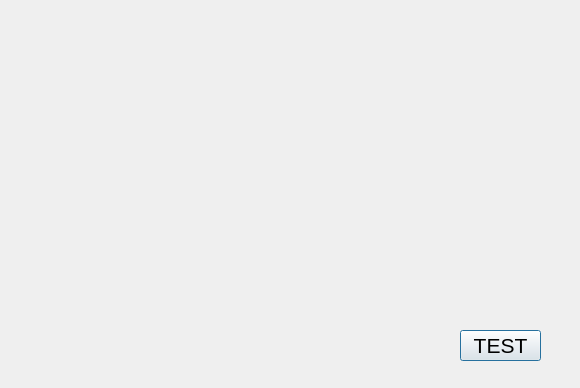
This is bank-automat/accountview.ui in 25kmo-project/group_11 as Qt 5 draws it before an edit. The edited form follows.
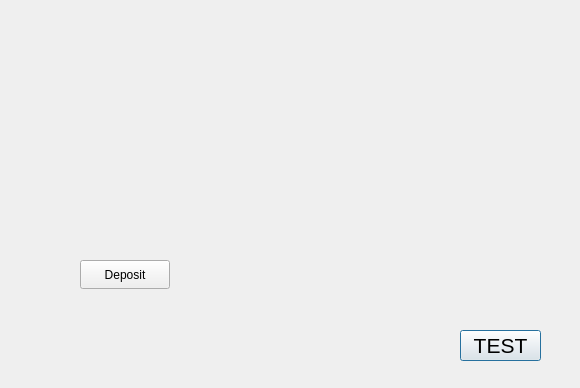
This is the edited form.

Commit message: lisätty deposit nappi accountviewiin

Patch:
```diff
--- a/bank-automat/accountview.ui
+++ b/bank-automat/accountview.ui
@@ -44,6 +44,19 @@
     <string/>
    </property>
   </widget>
+  <widget class="QPushButton" name="btnDeposit">
+   <property name="geometry">
+    <rect>
+     <x>80</x>
+     <y>260</y>
+     <width>90</width>
+     <height>29</height>
+    </rect>
+   </property>
+   <property name="text">
+    <string>Deposit</string>
+   </property>
+  </widget>
  </widget>
  <resources/>
  <connections/>
```
The commit also changes 2 other files.
